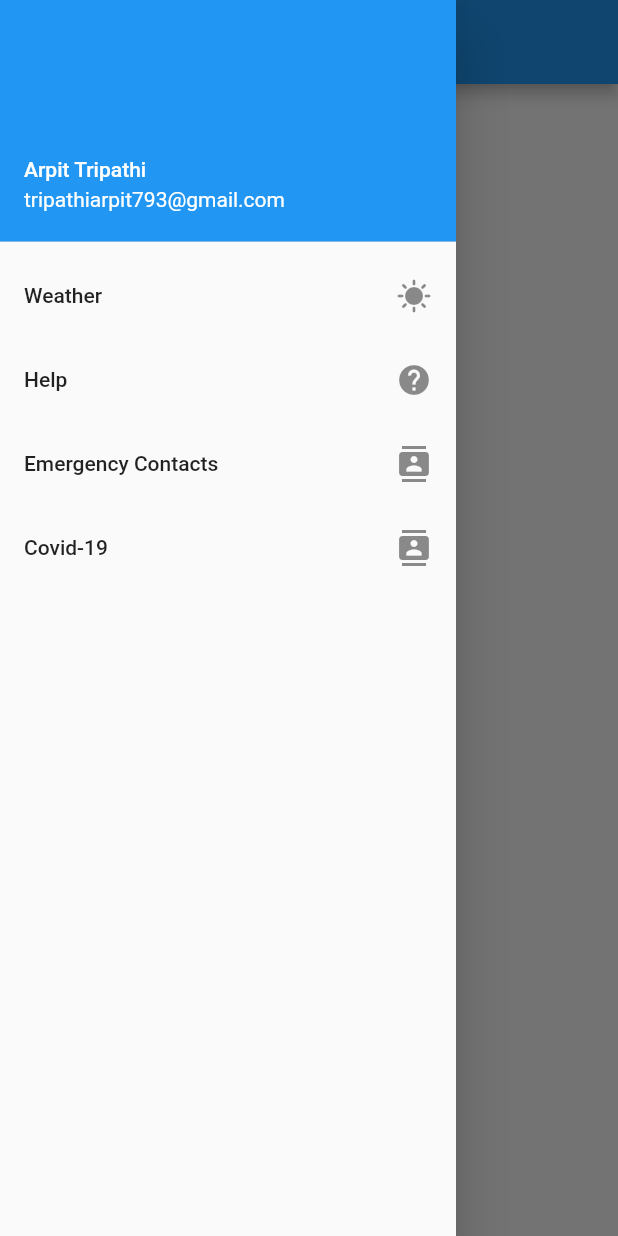
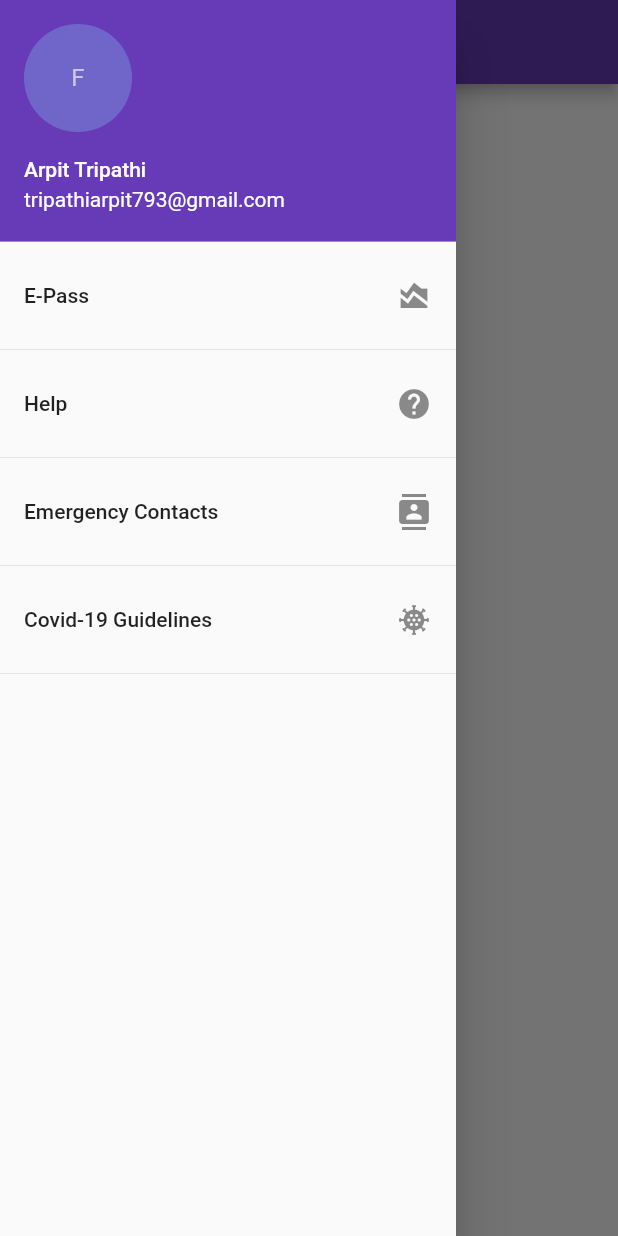
Before and after one commit to TanayMorakhia/Uttarakhand-Tourism, a Flutter app: the HomePage screen opened by its route, with the side drawer open, on a phone screen of 412 x 824 dp. Run offline on Flutter 3.47's test engine with Material 2 defaults, Android fonts, the phone set to English and light mode, and no system bars; our stand-ins replace carousel_slider, google_fonts; network calls fail.

Commit message:
local commit

```diff
--- a/lib/main.dart
+++ b/lib/main.dart
@@ -18,8 +18,9 @@ class MyApp extends StatelessWidget {
     return MaterialApp(
       title: 'Flutter Demo',
       theme: ThemeData(
-        primarySwatch: Colors.blue,
+        primarySwatch: Colors.deepPurple,
       ),
+      debugShowCheckedModeBanner: false,
       home: SplashScreen(),
       routes: {
         MyRoutes.homeRoute: (context) => HomePage(),
--- a/lib/pages/homepage.dart
+++ b/lib/pages/homepage.dart
@@ -1,4 +1,5 @@
 import 'package:flutter/material.dart';
+import 'package:uttarakhand_tourism/pages/login_page.dart';
 
 class HomePage extends StatelessWidget {
   const HomePage({Key? key}) : super(key: key);
@@ -15,23 +16,39 @@ class HomePage extends StatelessWidget {
             UserAccountsDrawerHeader(
               accountName: Text("Arpit Tripathi"),
               accountEmail: Text("tripathiarpit793@gmail.com"),
+              currentAccountPicture: CircleAvatar(
+                  backgroundColor: Color.fromARGB(115, 123, 154, 223),
+                  child: Text("F")),
             ),
             ListTile(
-              title: Text("Weather"),
-              trailing: Icon(Icons.sunny),
+              title: Text("E-Pass"),
+              trailing: Icon(Icons.area_chart),
+              onTap: () => Navigator.of(context),
+            ),
+            Divider(
+              thickness: 0.5,
             ),
             ListTile(
               title: Text("Help"),
               trailing: Icon(Icons.help),
             ),
+            Divider(
+              thickness: 0.5,
+            ),
             ListTile(
               title: Text("Emergency Contacts"),
               trailing: Icon(Icons.contacts),
             ),
+            Divider(
+              thickness: 0.5,
+            ),
             ListTile(
-              title: Text("Covid-19 "),
-              trailing: Icon(Icons.contacts),
+              title: Text("Covid-19 Guidelines"),
+              trailing: Icon(Icons.coronavirus_rounded),
             ),
+            Divider(
+              thickness: 0.5,
+            )
           ],
         ),
       ),
```
Also changed, not shown: lib/pages/insidedrawer.dart (added, +10 -0 lines), lib/pages/kedarnath.dart (+120 -0 lines), 3 other files.
